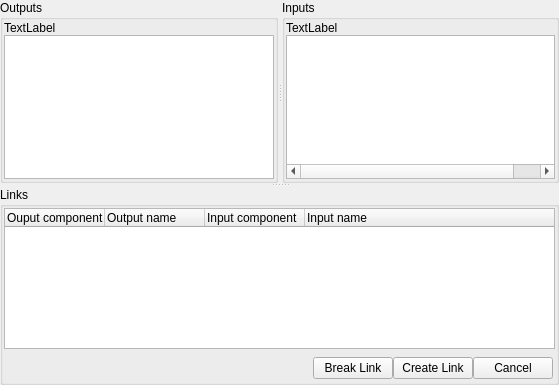
Qt form GUI/Qt/UComponentLinksWidget.ui (aicommunity/Rdk) before a commit.
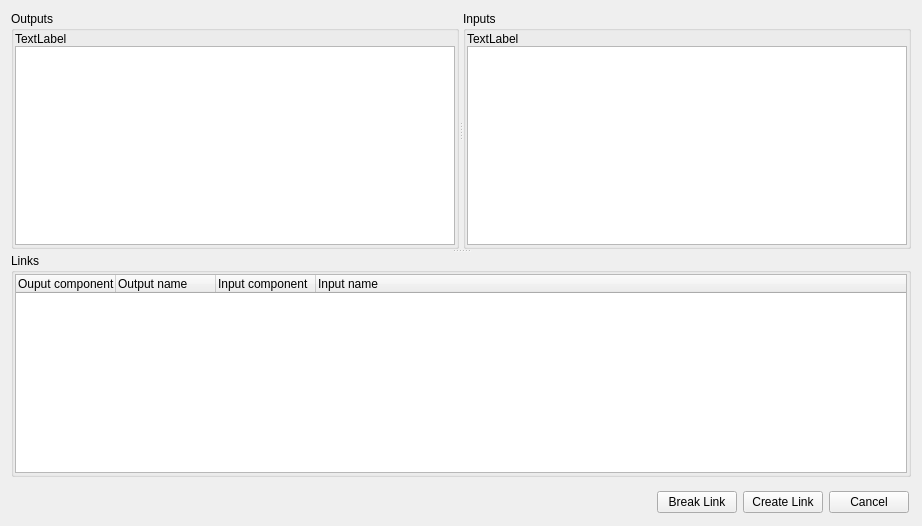
The same form after that commit.

```diff
--- a/GUI/Qt/UComponentLinksWidget.ui
+++ b/GUI/Qt/UComponentLinksWidget.ui
@@ -6,29 +6,14 @@
    <rect>
     <x>0</x>
     <y>0</y>
-    <width>559</width>
-    <height>385</height>
+    <width>922</width>
+    <height>526</height>
    </rect>
   </property>
   <property name="windowTitle">
    <string>Form</string>
   </property>
   <layout class="QVBoxLayout" name="verticalLayout_4">
-   <property name="spacing">
-    <number>0</number>
-   </property>
-   <property name="leftMargin">
-    <number>0</number>
-   </property>
-   <property name="topMargin">
-    <number>0</number>
-   </property>
-   <property name="rightMargin">
-    <number>0</number>
-   </property>
-   <property name="bottomMargin">
-    <number>0</number>
-   </property>
    <item>
     <widget class="QSplitter" name="splitter_2">
      <property name="orientation">
@@ -71,7 +56,7 @@
            <bool>true</bool>
           </property>
           <property name="headerHidden">
-           <bool>false</bool>
+           <bool>true</bool>
           </property>
           <property name="expandsOnDoubleClick">
            <bool>false</bool>
@@ -129,7 +114,7 @@
         <item>
          <widget class="QTreeWidget" name="treeWidgetInputs">
           <property name="headerHidden">
-           <bool>false</bool>
+           <bool>true</bool>
           </property>
           <property name="expandsOnDoubleClick">
            <bool>false</bool>
@@ -207,6 +192,10 @@
          </column>
         </widget>
        </item>
+      </layout>
+     </widget>
+    </widget>
+   </item>
        <item>
         <layout class="QHBoxLayout" name="horizontalLayout">
          <property name="topMargin">
@@ -253,10 +242,6 @@
           </widget>
          </item>
         </layout>
-       </item>
-      </layout>
-     </widget>
-    </widget>
    </item>
   </layout>
  </widget>
```
Lines whose indentation alone changed are shown as unchanged.
